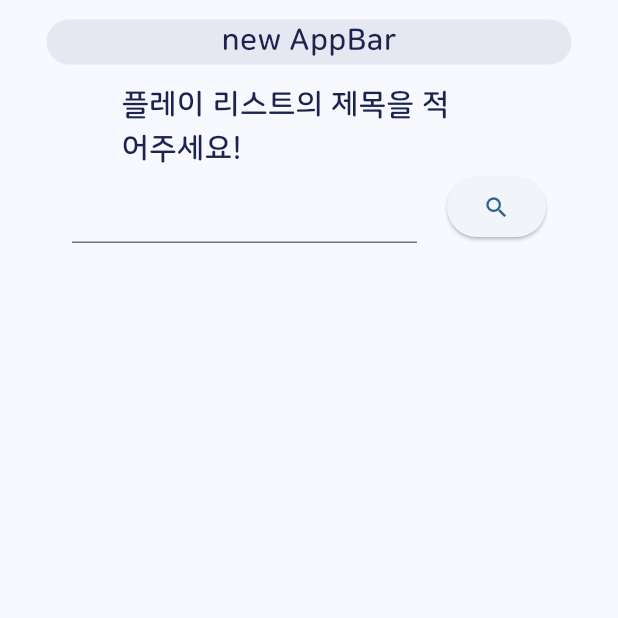
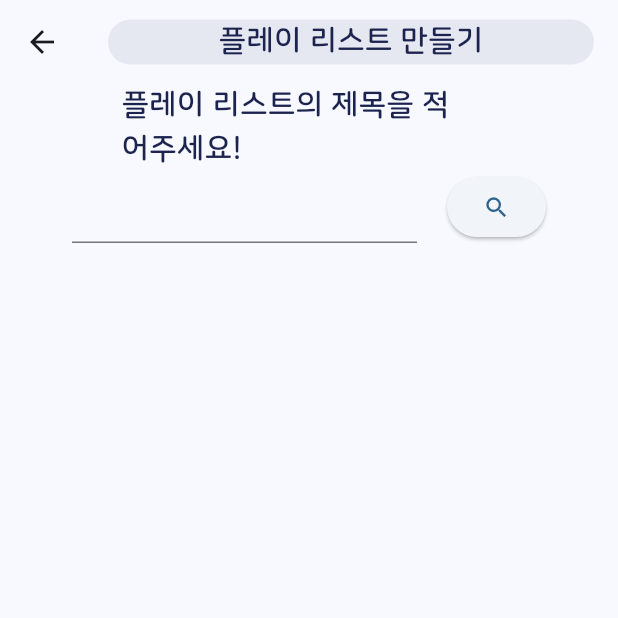
Before and after one commit to enzoescipy/ENIT_practice_flutter_3_musicPlayerJSON, a Flutter app: the screen it shows after launch, after a tap on "새로운 플레이리스트 만들기", on a phone screen of 412 x 824 dp, the top half of it. Run offline on Flutter 3.47's test engine with Material 2 defaults, Android fonts, the phone set to English and light mode, and no system bars; our stand-ins replace hive_flutter, like_button; accounts and stored records are empty; network calls fail.

Commit message:
corrected the error that if user clicked the music playlist item, then linked to the create playlist.

```diff
--- a/music_player/lib/view/page/new_playlist/new_playlist_page.dart
+++ b/music_player/lib/view/page/new_playlist/new_playlist_page.dart
@@ -8,7 +8,7 @@ import 'package:music_player/view/widget/page_component.dart' as Component;
 
 class NewPlayListPage extends StatefulWidget {
   const NewPlayListPage({super.key});
-  static const routeName = '/MusicDetail';
+  static const routeName = '/NewPlayListPage';
 
   @override
   State<NewPlayListPage> createState() => _NewPlayListPageState();
@@ -33,7 +33,7 @@ class _NewPlayListPageState extends State<NewPlayListPage> {
 
   @override
   Widget build(BuildContext context) {
-    final List<Widget> children = [Component.appBar(context)];
+    final List<Widget> children = [Component.appBar(context, title: "플레이 리스트 만들기", isbackButton: true)];
     switch (_stageNum) {
       case 0:
         children.add(askNameOfPlayList());
--- a/music_player/lib/view/widget/item_widget.dart
+++ b/music_player/lib/view/widget/item_widget.dart
@@ -1,5 +1,6 @@
 import 'package:flutter/material.dart';
 import 'package:music_player/model/vo.dart';
+import 'package:music_player/package/debugConsole.dart';
 import 'package:music_player/view/page/detail/playlist_detail.dart';
 import 'package:music_player/view/page/detail/music_detail.dart';
 import 'package:music_player/view/static/myOrdinaryStyle.dart';
@@ -53,6 +54,7 @@ Widget playListVOtoListViewItem(BuildContext context, PlayListVO vo, {void Funct
   return GestureDetector(
     onTap: () {
       if (onTapInstead == null) {
+        debugConsole([PlayListDetail.routeName, vo.name, "route pushed"]);
         Navigator.pushNamed(context, PlayListDetail.routeName, arguments: PlayListDetailArguments(vo));
       } else {
         onTapInstead();
@@ -89,7 +91,11 @@ Widget musicVOtoListViewItem(BuildContext context, MusicVO vo) {
   );
 
   return GestureDetector(
+    // onLongPress: () {
+
+    // },
     onTap: () {
+      debugConsole([MusicDetail.routeName, vo.name, "route pushed"]);
       Navigator.pushNamed(context, MusicDetail.routeName, arguments: MusicDetailArguments(vo));
     },
     child: Padding(
--- a/music_player/lib/view/widget/page_component.dart
+++ b/music_player/lib/view/widget/page_component.dart
@@ -2,6 +2,7 @@ import 'package:flutter/material.dart';
 import 'package:music_player/model/vo.dart';
 import 'package:music_player/view/static/myOrdinaryStyle.dart';
 import 'package:music_player/view/page/new_playlist/new_playlist_page.dart';
+import 'package:music_player/package/debugConsole.dart';
 
 import 'package:music_player/view/widget/item_widget.dart' as Item;
 
@@ -46,6 +47,7 @@ Widget listViewPlayListVO(List<PlayListVO> sourceVOList, BuildContext context, {
     final tempVO = PlayListVO("새로운 플레이리스트 만들기", []);
 
     void _makeNewPlayListRoute() {
+      debugConsole([NewPlayListPage.routeName, "route pushed"]);
       Navigator.pushNamed(context, NewPlayListPage.routeName);
     }
 
```
